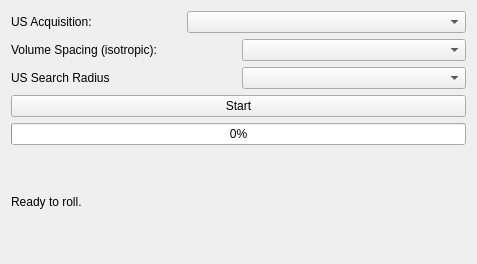
Qt form IbisPlugins/GPU_VolumeReconstruction/gpu_volumereconstructionwidget.ui (IbisNeuronav/Ibis) before a commit.
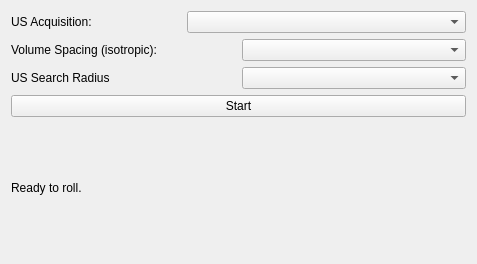
The same form after that commit.

Commit message: Added vtkTypeMacro gpu_rigidregistrationplugininterface.h and to gpu_volumereconstructionplugininterface.h. Moved all conversion vtk->itk from gpu_volumereconstructionwidget to gpu_volumereconstruction. Added hidden button Volume to DoubleViewWidget. When TEST is defined in doubleviewwidget.h, button is enabled. Added function DoubleViewWidget::on_volumeButton_clicked() enabled when TEST defined. Tested on few acwuisitions. Changed the way progress is shown, still does not work.

Diff of the .ui file:
```diff
--- a/IbisPlugins/GPU_VolumeReconstruction/gpu_volumereconstructionwidget.ui
+++ b/IbisPlugins/GPU_VolumeReconstruction/gpu_volumereconstructionwidget.ui
@@ -84,13 +84,6 @@
      </item>
     </layout>
    </item>
-   <item>
-    <widget class="QProgressBar" name="progressBar">
-     <property name="value">
-      <number>0</number>
-     </property>
-    </widget>
-   </item>
    <item>
     <widget class="QLabel" name="userFeedbackLabel">
      <property name="text">
```
The commit also changes 10 other files.
